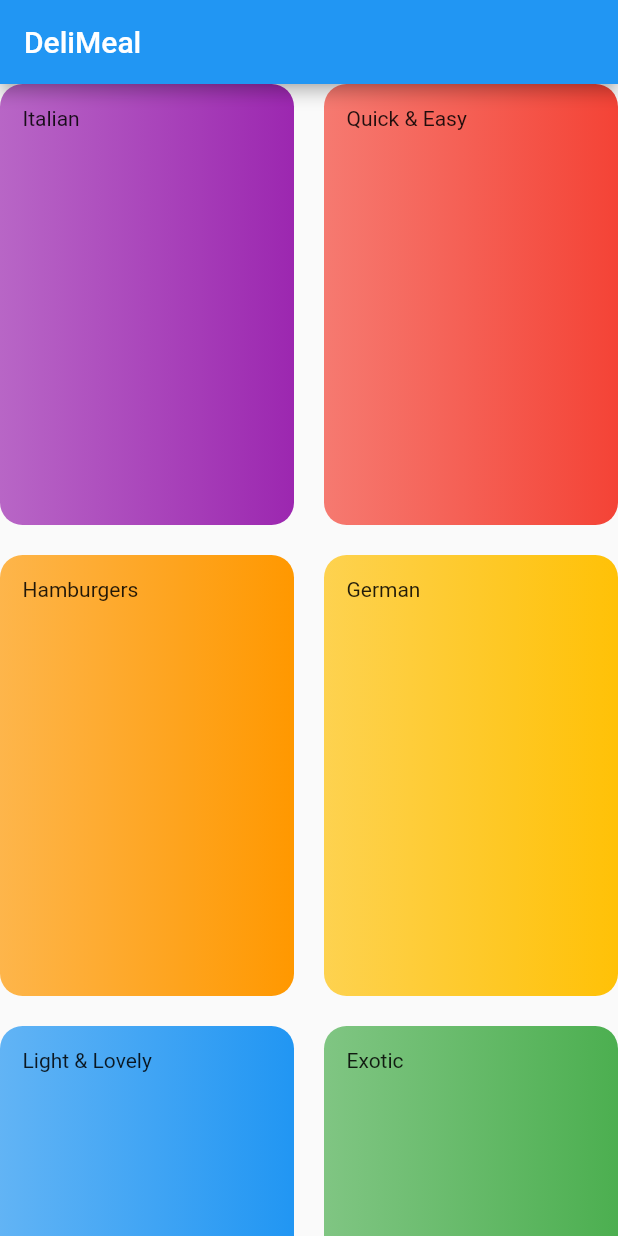
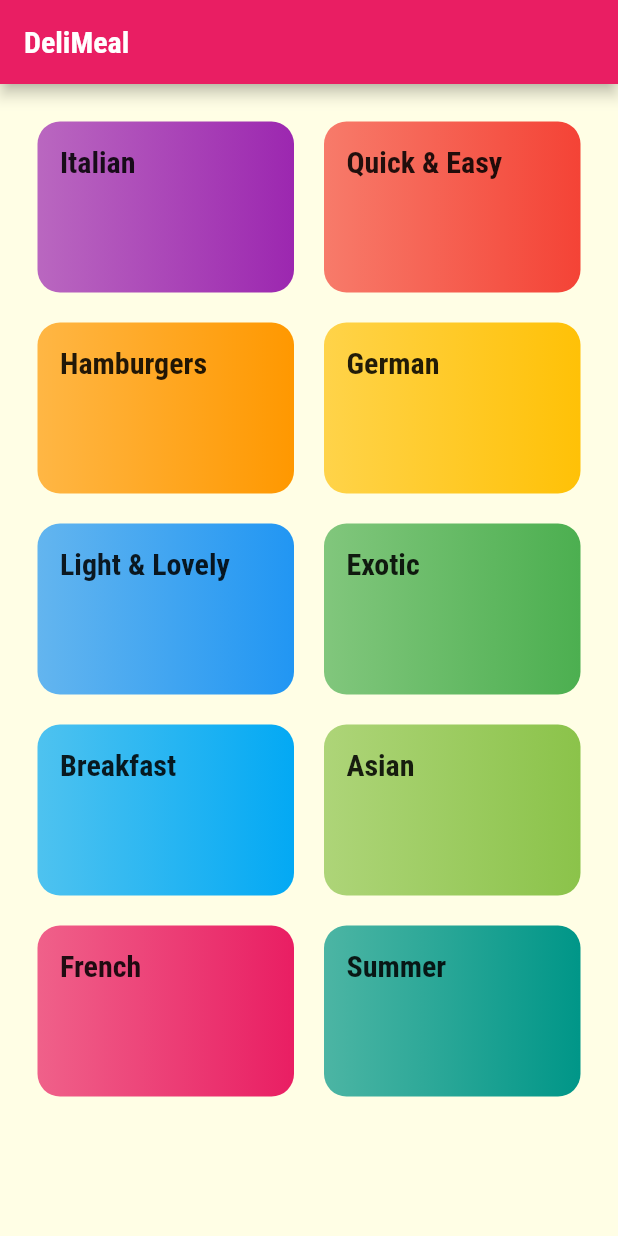
Before and after one commit to ferbucheli/meals_app, a Flutter app: the screen it shows after launch, on a phone screen of 412 x 824 dp. Run offline on Flutter 3.47's test engine with Material 2 defaults, Android fonts, the phone set to English and light mode, and no system bars.

Commit message:
add navigation

```diff
--- a/lib/categories_screen.dart
+++ b/lib/categories_screen.dart
@@ -12,9 +12,10 @@ class CategoriesScreen extends StatelessWidget {
         title: const Text('DeliMeal'),
       ),
       body: GridView(
+        padding: const EdgeInsets.all(25),
         gridDelegate: const SliverGridDelegateWithMaxCrossAxisExtent(
           maxCrossAxisExtent: 200,
-          childAspectRatio: 2 / 3,
+          childAspectRatio: 3 / 2,
           crossAxisSpacing: 20,
           mainAxisSpacing: 20,
         ),
--- a/lib/category_item.dart
+++ b/lib/category_item.dart
@@ -1,13 +1,28 @@
 import 'package:flutter/material.dart';
+import 'package:meals_app/category_meals_screen.dart';
 
 class CategoryItem extends StatelessWidget {
   final String title;
   final Color color;
   const CategoryItem({required this.title, required this.color});
 
+  void selectCategory(BuildContext context) {
+    Navigator.of(context).push(
+      MaterialPageRoute(
+        builder: (_) {
+          return const CategoryMealsScreen();
+        },
+      ),
+    );
+  }
+
   @override
   Widget build(BuildContext context) {
-    return Container(
+    return InkWell(
+      onTap: () => selectCategory(context),
+      splashColor: Theme.of(context).primaryColor,
+      borderRadius: BorderRadius.circular(15),
+      child: Container(
         padding: const EdgeInsets.all(15),
         decoration: BoxDecoration(
           gradient: LinearGradient(
@@ -22,6 +37,8 @@ class CategoryItem extends StatelessWidget {
         ),
         child: Text(
           title,
+          style: Theme.of(context).textTheme.headline6,
+        ),
       ),
     );
   }
--- a/lib/main.dart
+++ b/lib/main.dart
@@ -14,16 +14,23 @@ class MyApp extends StatelessWidget {
     return MaterialApp(
       title: 'Deli Meals',
       theme: ThemeData(
-        // This is the theme of your application.
-        //
-        // Try running your application with "flutter run". You'll see the
-        // application has a blue toolbar. Then, without quitting the app, try
-        // changing the primarySwatch below to Colors.green and then invoke
-        // "hot reload" (press "r" in the console where you ran "flutter run",
-        // or simply save your changes to "hot reload" in a Flutter IDE).
-        // Notice that the counter didn't reset back to zero; the application
-        // is not restarted.
-        primarySwatch: Colors.blue,
+        canvasColor: const Color.fromRGBO(255, 254, 229, 1),
+        fontFamily: 'Raleway',
+        textTheme: ThemeData.light().textTheme.copyWith(
+              bodyText1: const TextStyle(
+                color: Color.fromRGBO(20, 51, 51, 1),
+              ),
+              bodyText2: const TextStyle(
+                color: Color.fromRGBO(20, 51, 51, 1),
+              ),
+              headline6: const TextStyle(
+                fontSize: 20,
+                fontFamily: 'RobotoCondensed',
+                fontWeight: FontWeight.bold,
+              ),
+            ),
+        colorScheme: ColorScheme.fromSwatch(primarySwatch: Colors.pink)
+            .copyWith(secondary: Colors.amber),
       ),
       home: const CategoriesScreen(),
     );
```
Also changed, not shown: lib/category_meals_screen.dart (added, +17 -0 lines), pubspec.yaml (+17 -13 lines), assets/fonts/Raleway-Black.ttf (added), assets/fonts/Raleway-Bold.ttf (added), assets/fonts/Raleway-Regular.ttf (added), assets/fonts/RobotoCondensed-Bold.ttf (added), assets/fonts/RobotoCondensed-Italic.ttf (added), assets/fonts/RobotoCondensed-Light.ttf (added), assets/fonts/RobotoCondensed-Regular.ttf (added). Lines whose indentation alone changed are shown as unchanged.
